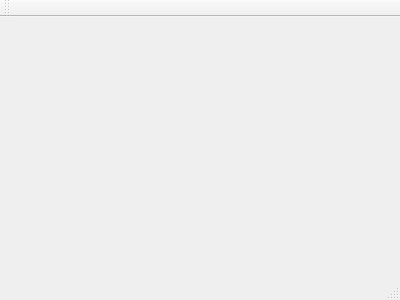
Before: the Qt Designer form test-app/t1-screenshot/mainwindow.ui in roc2/learn-qt5-test, drawn with Qt 5.
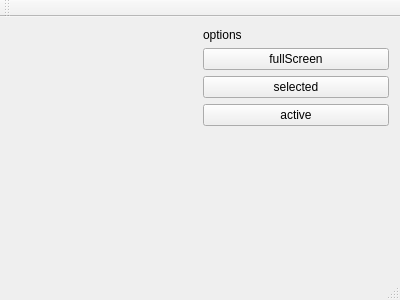
After: the same form once the commit is applied.

Patch:
```diff
--- a/test-app/t1-screenshot/mainwindow.ui
+++ b/test-app/t1-screenshot/mainwindow.ui
@@ -12,13 +12,86 @@
   <property name="windowTitle" >
    <string>MainWindow</string>
   </property>
-  <widget class="QMenuBar" name="menuBar" />
-  <widget class="QToolBar" name="mainToolBar" />
-  <widget class="QWidget" name="centralWidget" />
-  <widget class="QStatusBar" name="statusBar" />
+  <widget class="QWidget" name="centralWidget">
+   <layout class="QHBoxLayout" name="horizontalLayout">
+    <item>
+     <widget class="QLabel" name="labelShow">
+      <property name="text">
+       <string/>
+      </property>
+     </widget>
+    </item>
+    <item>
+     <layout class="QVBoxLayout" name="rightLayout">
+      <property name="sizeConstraint">
+       <enum>QLayout::SetDefaultConstraint</enum>
+      </property>
+      <item>
+       <widget class="QLabel" name="label">
+        <property name="text">
+         <string>&lt;html&gt;&lt;head/&gt;&lt;body&gt;&lt;p&gt;options&lt;/p&gt;&lt;/body&gt;&lt;/html&gt;</string>
+        </property>
+       </widget>
+      </item>
+      <item>
+       <widget class="QPushButton" name="btnshotfull">
+        <property name="text">
+         <string>fullScreen</string>
+        </property>
+       </widget>
+      </item>
+      <item>
+       <widget class="QPushButton" name="btnshotwind">
+        <property name="text">
+         <string>selected</string>
+        </property>
+       </widget>
+      </item>
+      <item>
+       <widget class="QPushButton" name="btnshotactive">
+        <property name="text">
+         <string>active</string>
+        </property>
+       </widget>
+      </item>
+      <item>
+       <spacer name="verticalSpacer">
+        <property name="orientation">
+         <enum>Qt::Vertical</enum>
+        </property>
+        <property name="sizeHint" stdset="0">
+         <size>
+          <width>20</width>
+          <height>40</height>
+         </size>
+        </property>
+       </spacer>
+      </item>
+     </layout>
+    </item>
+   </layout>
+  </widget>
+  <widget class="QMenuBar" name="menuBar">
+   <property name="geometry">
+    <rect>
+     <x>0</x>
+     <y>0</y>
+     <width>400</width>
+     <height>23</height>
+    </rect>
+   </property>
+  </widget>
+  <widget class="QToolBar" name="mainToolBar">
+   <attribute name="toolBarArea">
+    <enum>TopToolBarArea</enum>
+   </attribute>
+   <attribute name="toolBarBreak">
+    <bool>false</bool>
+   </attribute>
+  </widget>
+  <widget class="QStatusBar" name="statusBar"/>
  </widget>
- <layoutDefault spacing="6" margin="11" />
- <pixmapfunction></pixmapfunction>
+ <layoutdefault spacing="6" margin="11"/>
  <resources/>
  <connections/>
 </ui>
```
Left out of the diff: 7 changed lines with no effect on the pictures.
